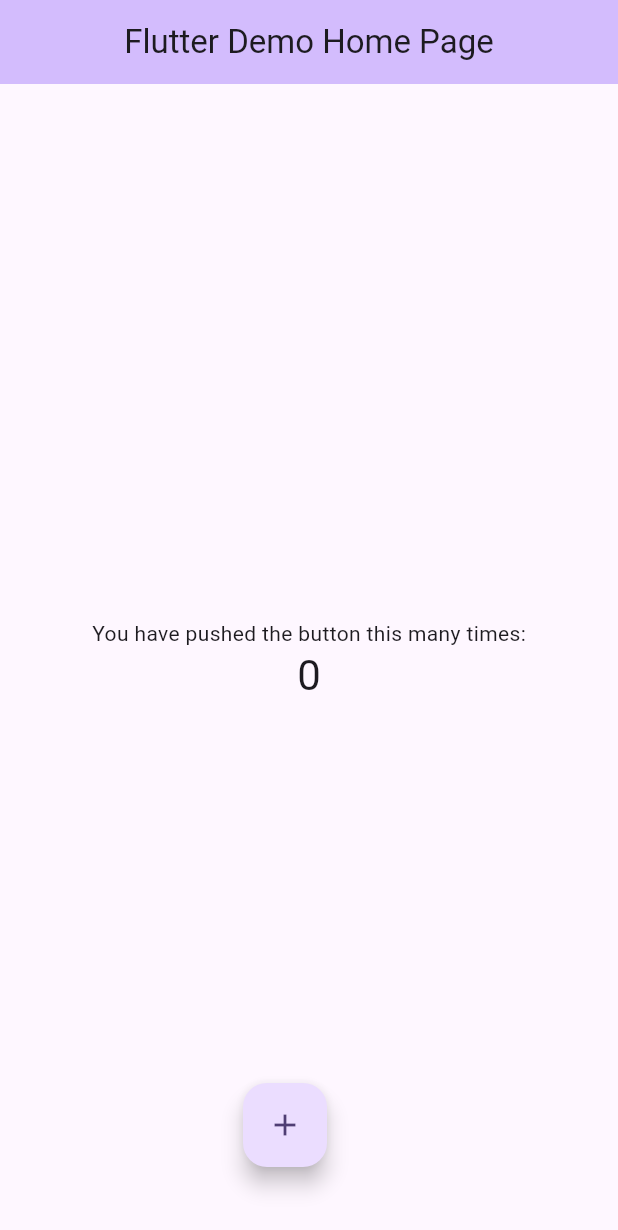
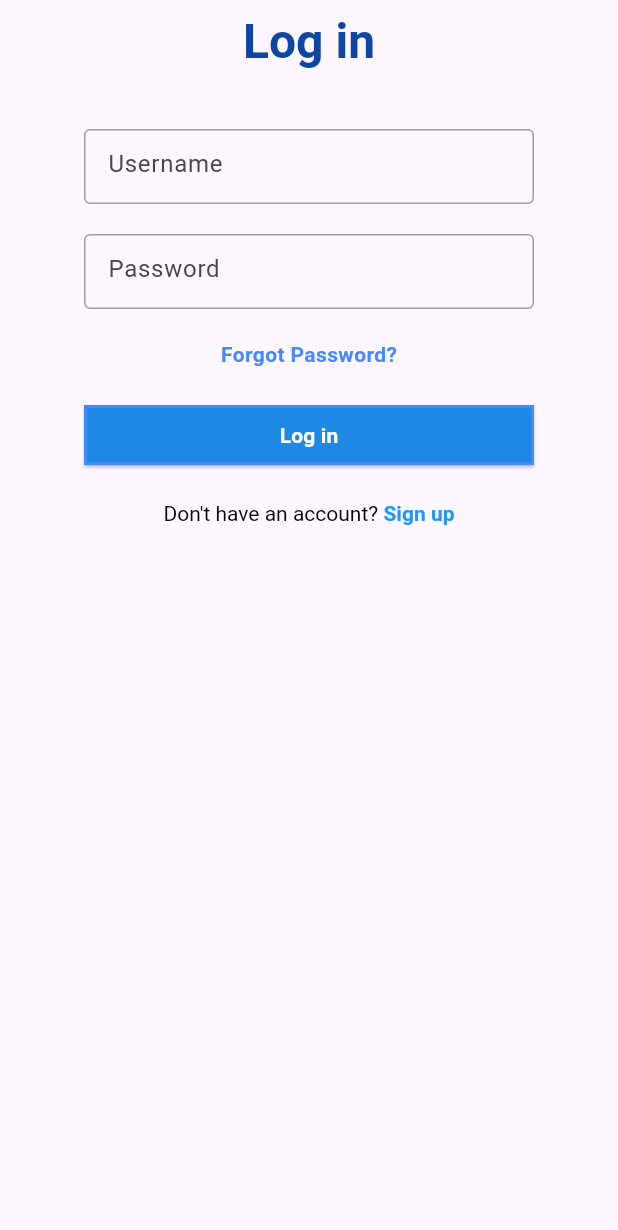
Before and after one commit to Techchhiv/Mobile_Application_Development, a Flutter app: the screen it shows after launch, on a phone screen of 412 x 824 dp. Shown: the top 1230 px of the screen. Run offline on Flutter 3.47's test engine with Material 3 defaults, Android fonts, the phone set to English and light mode, and no system bars.

Commit message:
homework_2

```diff
--- a/lib/main.dart
+++ b/lib/main.dart
@@ -7,126 +7,152 @@ void main() {
 class MyApp extends StatelessWidget {
   const MyApp({super.key});
 
-  // This widget is the root of your application.
   @override
   Widget build(BuildContext context) {
-    return MaterialApp(
-      title: 'Flutter Demo',
-      theme: ThemeData(
-        // This is the theme of your application.
-        //
-        // TRY THIS: Try running your application with "flutter run". You'll see
-        // the application has a purple toolbar. Then, without quitting the app,
-        // try changing the seedColor in the colorScheme below to Colors.green
-        // and then invoke "hot reload" (save your changes or press the "hot
-        // reload" button in a Flutter-supported IDE, or press "r" if you used
-        // the command line to start the app).
-        //
-        // Notice that the counter didn't reset back to zero; the application
-        // state is not lost during the reload. To reset the state, use hot
-        // restart instead.
-        //
-        // This works for code too, not just values: Most code changes can be
-        // tested with just a hot reload.
-        colorScheme: ColorScheme.fromSeed(seedColor: Colors.deepPurple),
-        useMaterial3: true,
-      ),
-      home: const MyHomePage(title: 'Flutter Demo Home Page'),
+    return const MaterialApp(
+      home: Login(),
     );
   }
 }
 
-class MyHomePage extends StatefulWidget {
-  const MyHomePage({super.key, required this.title});
-
-  // This widget is the home page of your application. It is stateful, meaning
-  // that it has a State object (defined below) that contains fields that affect
-  // how it looks.
-
-  // This class is the configuration for the state. It holds the values (in this
-  // case the title) provided by the parent (in this case the App widget) and
-  // used by the build method of the State. Fields in a Widget subclass are
-  // always marked "final".
-
-  final String title;
+class Login extends StatefulWidget {
+  const Login({super.key});
 
   @override
-  State<MyHomePage> createState() => _MyHomePageState();
+  State<Login> createState() => _LoginState();
 }
 
-class _MyHomePageState extends State<MyHomePage> {
-  int _counter = 0;
+final _key = GlobalKey<FormState>();
 
-  void _incrementCounter() {
-    setState(() {
-      // This call to setState tells the Flutter framework that something has
-      // changed in this State, which causes it to rerun the build method below
-      // so that the display can reflect the updated values. If we changed
-      // _counter without calling setState(), then the build method would not be
-      // called again, and so nothing would appear to happen.
-      _counter++;
-    });
-  }
-
+class _LoginState extends State<Login> {
   @override
   Widget build(BuildContext context) {
-    // This method is rerun every time setState is called, for instance as done
-    // by the _incrementCounter method above.
-    //
-    // The Flutter framework has been optimized to make rerunning build methods
-    // fast, so that you can just rebuild anything that needs updating rather
-    // than having to individually change instances of widgets.
     return Scaffold(
-      appBar:  AppBar(
+      appBar: AppBar(
+        title: Text('Log in',style: TextStyle(color: Colors.blue[900], fontWeight: FontWeight.bold,fontSize: 32.0)),
         centerTitle: true,
-        // TRY THIS: Try changing the color here to a specific color (to
-        // Colors.amber, perhaps?) and trigger a hot reload to see the AppBar
-        // change color while the other colors stay the same.
-        backgroundColor: Theme.of(context).colorScheme.inversePrimary,
-        // Here we take the value from the MyHomePage object that was created by
-        // the App.build method, and use it to set our appbar title.
-        title: Text(widget.title),
       ),
-      body: Center(
-        // Center is a layout widget. It takes a single child and positions it
-        // in the middle of the parent.
-        child: Column(
-          // Column is also a layout widget. It takes a list of children and
-          // arranges them vertically. By default, it sizes itself to fit its
-          // children horizontally, and tries to be as tall as its parent.
-          //
-          // Column has various properties to control how it sizes itself and
-          // how it positions its children. Here we use mainAxisAlignment to
-          // center the children vertically; the main axis here is the vertical
-          // axis because Columns are vertical (the cross axis would be
-          // horizontal).
-          //
-          // TRY THIS: Invoke "debug painting" (choose the "Toggle Debug Paint"
-          // action in the IDE, or press "p" in the console), to see the
-          // wireframe for each widget.
+      body: Form(
+        key: _key,
+        child: Row(
           mainAxisAlignment: MainAxisAlignment.center,
-          children: <Widget>[
-            const Text(
-              'You have pushed the button this many times:',
-            ),
-            Text(
-              '$_counter',
-              style: Theme.of(context).textTheme.headlineMedium,
+          children: [
+            Column(
+              children: [
+                const Padding(
+                  padding: EdgeInsets.only(
+                    top: 30.0
+                  ),
+                ),
+                SizedBox(
+                  width: 300,
+                  height: 50,
+                  child: TextFormField(
+                    decoration: const InputDecoration(
+                      focusedBorder: OutlineInputBorder(
+                        borderSide: BorderSide(color: Colors.blueAccent, width: 1.0),
+                      ),
+                      enabledBorder: OutlineInputBorder(
+                        borderSide: BorderSide(color: Colors.grey, width: 1.0)
+                      ),
+                      hintText: "Username"
+                    ),
+                    autocorrect: true,
+                    validator: (value){
+                      if(value == null || value.isEmpty){
+                        return 'No information is Enter';
+                      }else{
+                        return null;
+                      }
+                    },
+                  ),
+                ),
+                const Padding(
+                  padding: EdgeInsets.only(
+                    top: 20.0
+                  ),
+                ),
+                SizedBox(
+                  width: 300,
+                  height: 50,
+                  child: TextFormField(
+                    decoration: const InputDecoration(
+                      focusedBorder: OutlineInputBorder(
+                        borderSide: BorderSide(color: Colors.blueAccent, width: 1.0),
+                      ),
+                      enabledBorder: OutlineInputBorder(
+                        borderSide: BorderSide(color: Colors.grey, width: 1.0)
+                      ),
+                      hintText: "Password"
+                    ),
+                    autocorrect: true,
+                    validator: (value){
+                      if(value == null || value.isEmpty){
+                        return 'No information is Enter';
+                      }else{
+                        return null;
+                      }
+                    },
+                  ),
+                ),
+                const Padding(
+                  padding: EdgeInsets.only(
+                    top: 20.0
+                  ),
+                ),
+                const Text("Forgot Password?", style: TextStyle(color: Colors.blueAccent,fontWeight: FontWeight.bold)),
+                const Padding(
+                  padding: EdgeInsets.only(
+                    top: 20.0
+                  ),
+                ),
+                ElevatedButton(
+                  onPressed: (){
+                    if(_key.currentState!.validate()){
+                      ScaffoldMessenger.of(context).showSnackBar(
+                        const SnackBar(
+                          content: Text("Logged In")
+                        ),
+                      );
+                    }
+                  },
+                  style: ElevatedButton.styleFrom(
+                    backgroundColor: Colors.blue[600],
+                    fixedSize: Size(300.0, 40.0),
+                    shape: const RoundedRectangleBorder(
+                      side: BorderSide(color: Colors.blueAccent, width: 2.0),
+                    )
+                  ),
+                  child: const Text("Log in", style: TextStyle(color: Colors.white, fontWeight: FontWeight.w600)),
+                ),
+                const Padding(
+                  padding: EdgeInsets.only(
+                    top: 20.0
+                  ),
+                ),
+                RichText(
+                  text: const TextSpan(
+                    children: <TextSpan>[
+                      TextSpan(
+                        text: "Don\'t have an account?",
+                        style: TextStyle(color: Colors.black)
+                      ),
+                      TextSpan(
+                        text: " Sign up",
+                        style: TextStyle(
+                          color: Colors.blue,
+                          fontWeight: FontWeight.bold
+                        )
+                      )
+                    ]
+                  ),
+                )
+              ],
+
             ),
           ],
         ),
-      ),
-      floatingActionButton: Padding(
-        padding: const EdgeInsets.all(30),
-        child: Align(
-          alignment: Alignment.bottomCenter,
-          child: FloatingActionButton(
-            onPressed: _incrementCounter,
-            tooltip: 'Increment',
-            child: const Icon(Icons.add),
-          ),
-        ),
-      ), // This trailing comma makes auto-formatting nicer for build methods.
+      )
     );
   }
 }
```
